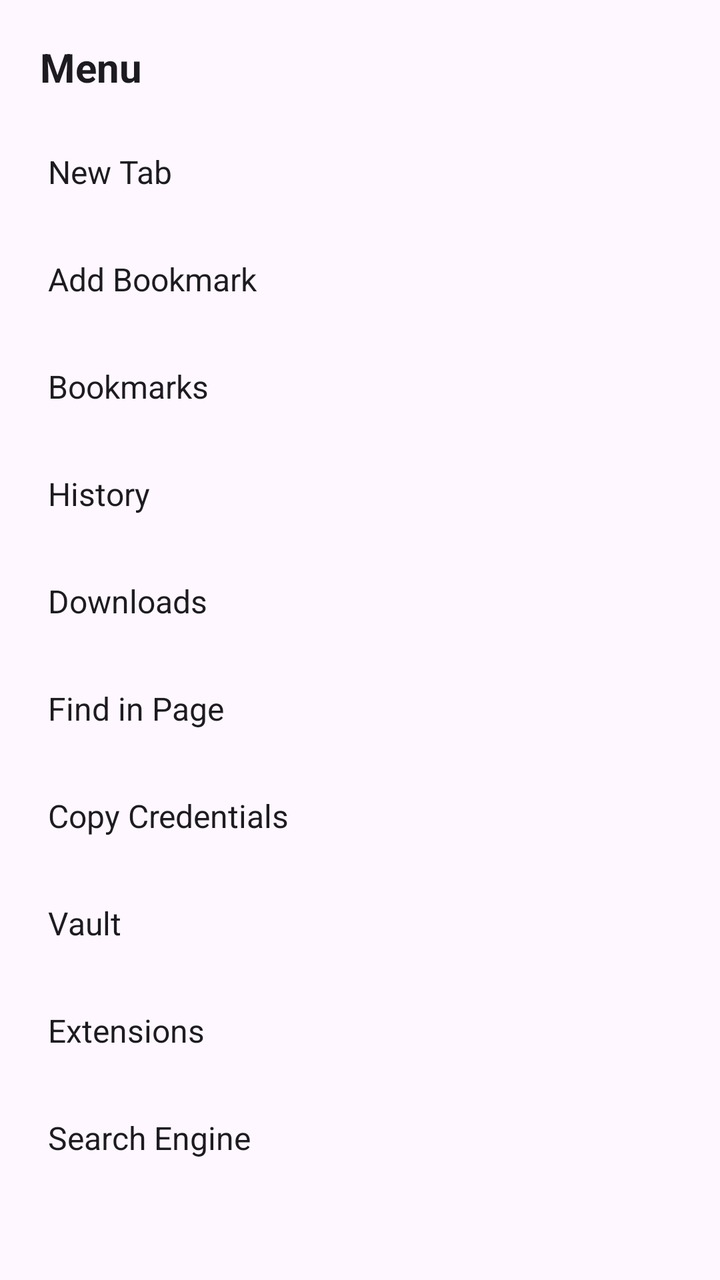
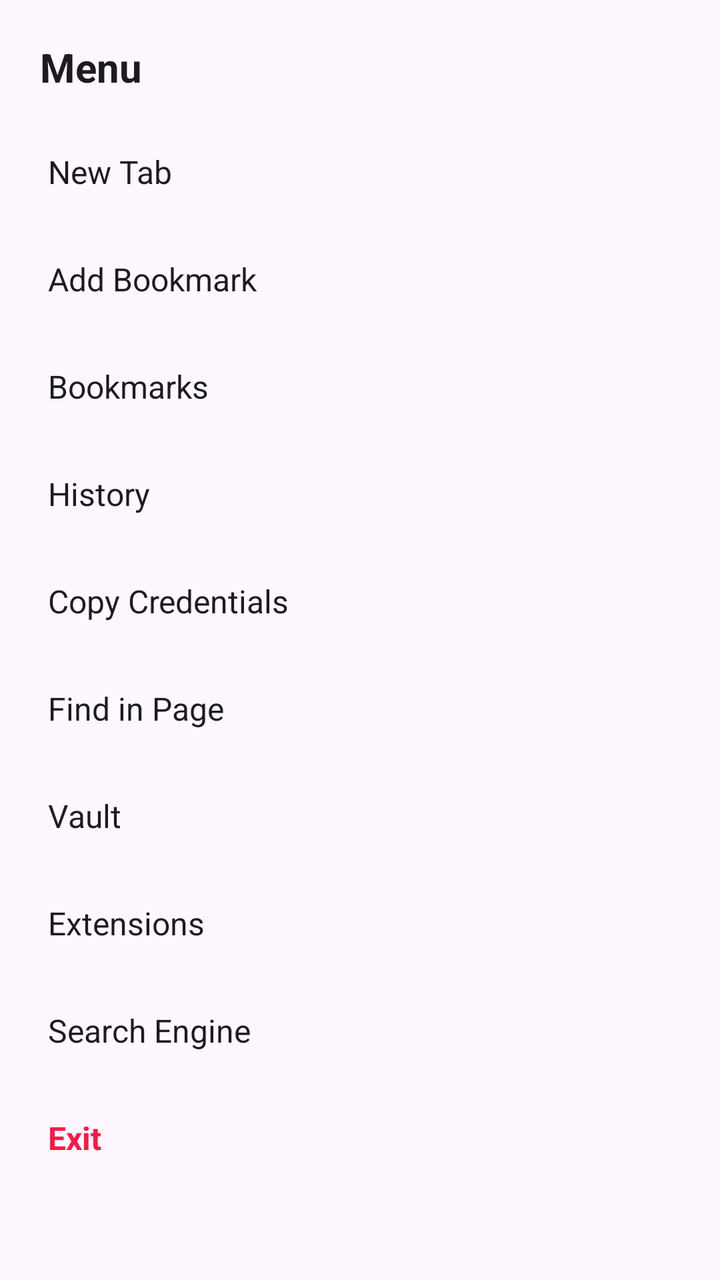

An Android layout rendered at two revisions. The XML below is the earlier revision; the diff shows what the commit changed to produce the second picture.
<!-- AndroidManifest.xml: application theme Theme.SpoonGecko -->
<!-- res/layout/sheet_menu.xml -->
<?xml version="1.0" encoding="utf-8"?>
<LinearLayout xmlns:android="http://schemas.android.com/apk/res/android"
    android:layout_width="match_parent"
    android:layout_height="wrap_content"
    android:orientation="vertical"
    android:background="?attr/colorSurface"
    android:padding="8dp">
    <TextView
        android:layout_width="match_parent"
        android:layout_height="wrap_content"
        android:text="Menu"
        android:textSize="20sp"
        android:textStyle="bold"
        android:textColor="?attr/colorOnSurface"
        android:padding="12dp" />
    <TextView
        android:id="@+id/menu_new_tab"
        android:layout_width="match_parent"
        android:layout_height="wrap_content"
        android:padding="16dp"
        android:textSize="16sp"
        android:textColor="?attr/colorOnSurface"
        android:background="?attr/selectableItemBackground"
        android:clickable="true"
        android:focusable="true"
        android:text="New Tab" />
    <TextView
        android:id="@+id/menu_add_bookmark"
        android:layout_width="match_parent"
        android:layout_height="wrap_content"
        android:padding="16dp"
        android:textSize="16sp"
        android:textColor="?attr/colorOnSurface"
        android:background="?attr/selectableItemBackground"
        android:clickable="true"
        android:focusable="true"
        android:text="Add Bookmark" />
    <TextView
        android:id="@+id/menu_bookmarks"
        android:layout_width="match_parent"
        android:layout_height="wrap_content"
        android:padding="16dp"
        android:textSize="16sp"
        android:textColor="?attr/colorOnSurface"
        android:background="?attr/selectableItemBackground"
        android:clickable="true"
        android:focusable="true"
        android:text="Bookmarks" />
    <TextView
        android:id="@+id/menu_history"
        android:layout_width="match_parent"
        android:layout_height="wrap_content"
        android:padding="16dp"
        android:textSize="16sp"
        android:textColor="?attr/colorOnSurface"
        android:background="?attr/selectableItemBackground"
        android:clickable="true"
        android:focusable="true"
        android:text="History" />
    <TextView
        android:id="@+id/menu_downloads"
        android:layout_width="match_parent"
        android:layout_height="wrap_content"
        android:padding="16dp"
        android:textSize="16sp"
        android:textColor="?attr/colorOnSurface"
        android:background="?attr/selectableItemBackground"
        android:clickable="true"
        android:focusable="true"
        android:text="Downloads" />
    <TextView
        android:id="@+id/menu_find_in_page"
        android:layout_width="match_parent"
        android:layout_height="wrap_content"
        android:padding="16dp"
        android:textSize="16sp"
        android:textColor="?attr/colorOnSurface"
        android:background="?attr/selectableItemBackground"
        android:clickable="true"
        android:focusable="true"
        android:text="Find in Page" />
    <TextView
        android:id="@+id/menu_vault_copy"
        android:layout_width="match_parent"
        android:layout_height="wrap_content"
        android:padding="16dp"
        android:textSize="16sp"
        android:textColor="?attr/colorOnSurface"
        android:background="?attr/selectableItemBackground"
        android:clickable="true"
        android:focusable="true"
        android:text="Copy Credentials" />
    <TextView
        android:id="@+id/menu_vault"
        android:layout_width="match_parent"
        android:layout_height="wrap_content"
        android:padding="16dp"
        android:textSize="16sp"
        android:textColor="?attr/colorOnSurface"
        android:background="?attr/selectableItemBackground"
        android:clickable="true"
        android:focusable="true"
        android:text="Vault" />
    <TextView
        android:id="@+id/menu_extensions"
        android:layout_width="match_parent"
        android:layout_height="wrap_content"
        android:padding="16dp"
        android:textSize="16sp"
        android:textColor="?attr/colorOnSurface"
        android:background="?attr/selectableItemBackground"
        android:clickable="true"
        android:focusable="true"
        android:text="Extensions" />
    <TextView
        android:id="@+id/menu_search_engine"
        android:layout_width="match_parent"
        android:layout_height="wrap_content"
        android:padding="16dp"
        android:textSize="16sp"
        android:textColor="?attr/colorOnSurface"
        android:background="?attr/selectableItemBackground"
        android:clickable="true"
        android:focusable="true"
        android:text="Search Engine" />
    <TextView
        android:id="@+id/menu_exit"
        android:layout_width="match_parent"
        android:layout_height="wrap_content"
        android:padding="16dp"
        android:textSize="16sp"
        android:textStyle="bold"
        android:textColor="#FF1744"
        android:background="?attr/selectableItemBackground"
        android:clickable="true"
        android:focusable="true"
        android:text="Exit" />
</LinearLayout>
<!-- resources referenced by this layout -->
<resources>
  <style name="Theme.SpoonGecko" parent="Theme.Material3.DayNight.NoActionBar">
          
          <item name="android:windowBackground">?attr/colorSurface</item>
          
          
          <item name="android:statusBarColor">?attr/colorSurface</item>
          <item name="android:navigationBarColor">?attr/colorSurface</item>
          <item name="android:windowLightStatusBar" tools:targetApi="m">false</item>
      </style>
</resources>

<!-- the commit's change to res/layout/sheet_menu.xml (unified diff, before → after) -->
@@ -5,6 +5,7 @@
     android:orientation="vertical"
     android:background="?attr/colorSurface"
     android:padding="8dp">
+
     <TextView
         android:layout_width="match_parent"
         android:layout_height="wrap_content"
@@ -13,6 +14,7 @@
         android:textStyle="bold"
         android:textColor="?attr/colorOnSurface"
         android:padding="12dp" />
+
     <TextView
         android:id="@+id/menu_new_tab"
         android:layout_width="match_parent"
@@ -24,6 +26,7 @@
         android:clickable="true"
         android:focusable="true"
         android:text="New Tab" />
+
     <TextView
         android:id="@+id/menu_add_bookmark"
         android:layout_width="match_parent"
@@ -35,6 +38,7 @@
         android:clickable="true"
         android:focusable="true"
         android:text="Add Bookmark" />
+
     <TextView
         android:id="@+id/menu_bookmarks"
         android:layout_width="match_parent"
@@ -46,6 +50,7 @@
         android:clickable="true"
         android:focusable="true"
         android:text="Bookmarks" />
+
     <TextView
         android:id="@+id/menu_history"
         android:layout_width="match_parent"
@@ -57,8 +62,9 @@
         android:clickable="true"
         android:focusable="true"
         android:text="History" />
+
     <TextView
-        android:id="@+id/menu_downloads"
+        android:id="@+id/menu_vault_copy"
         android:layout_width="match_parent"
         android:layout_height="wrap_content"
         android:padding="16dp"
@@ -67,7 +73,8 @@
         android:background="?attr/selectableItemBackground"
         android:clickable="true"
         android:focusable="true"
-        android:text="Downloads" />
+        android:text="Copy Credentials" />
+
     <TextView
         android:id="@+id/menu_find_in_page"
         android:layout_width="match_parent"
@@ -79,17 +86,7 @@
         android:clickable="true"
         android:focusable="true"
         android:text="Find in Page" />
-    <TextView
-        android:id="@+id/menu_vault_copy"
-        android:layout_width="match_parent"
-        android:layout_height="wrap_content"
-        android:padding="16dp"
-        android:textSize="16sp"
-        android:textColor="?attr/colorOnSurface"
-        android:background="?attr/selectableItemBackground"
-        android:clickable="true"
-        android:focusable="true"
-        android:text="Copy Credentials" />
+
     <TextView
         android:id="@+id/menu_vault"
         android:layout_width="match_parent"
@@ -101,6 +98,7 @@
         android:clickable="true"
         android:focusable="true"
         android:text="Vault" />
+
     <TextView
         android:id="@+id/menu_extensions"
         android:layout_width="match_parent"
@@ -112,6 +110,7 @@
         android:clickable="true"
         android:focusable="true"
         android:text="Extensions" />
+
     <TextView
         android:id="@+id/menu_search_engine"
         android:layout_width="match_parent"
@@ -123,6 +122,8 @@
         android:clickable="true"
         android:focusable="true"
         android:text="Search Engine" />
+
+    
     <TextView
         android:id="@+id/menu_exit"
         android:layout_width="match_parent"
